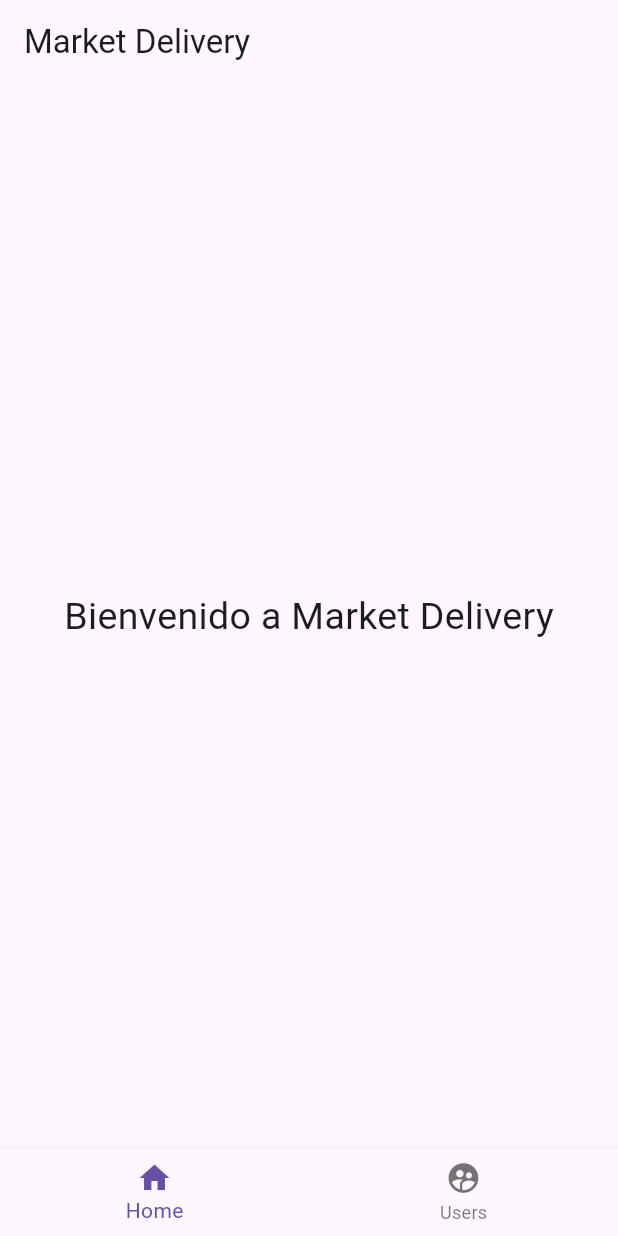
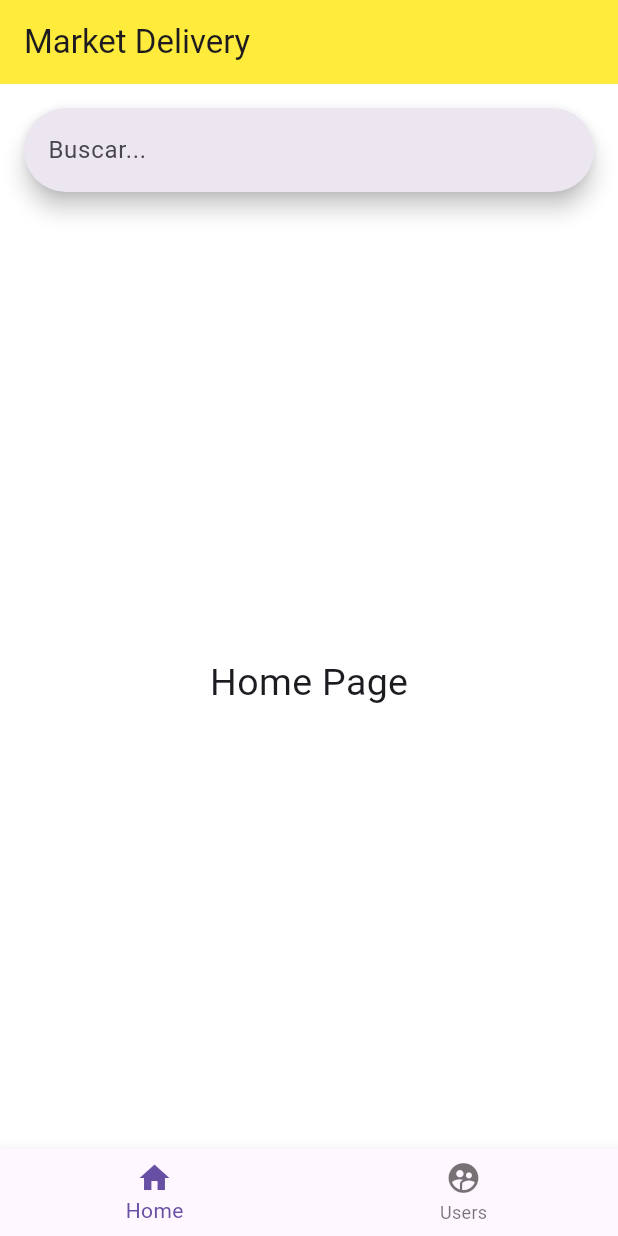
Before and after one commit to Andresg3016/proyectoflutter, a Flutter app: the screen it shows after launch, on a phone screen of 412 x 824 dp. Run offline on Flutter 3.47's test engine with Material 3 defaults, Android fonts, the phone set to English and light mode, and no system bars.

Commit message:
navegación entre páginas

```diff
--- a/lib/main.dart
+++ b/lib/main.dart
@@ -1,3 +1,5 @@
+import 'package:aplicacion/pages/PaginaHome.dart';
+import 'package:aplicacion/pages/PaginaUsers.dart';
 import 'package:flutter/material.dart';
 
 void main() => runApp(MyApp());
@@ -9,20 +11,19 @@ class MyApp extends StatefulWidget {
 
 class _MyAppState extends State<MyApp> {
   int _paginaActual = 0;
+
+  List<Widget> _paginas = [PaginaHome(), PaginaUsers()];
   @override
   Widget build(BuildContext context) {
     return MaterialApp(
+      debugShowCheckedModeBanner: false,
       title: 'Proyecto Flutter Scrum 3',
       home: Scaffold(
-        appBar: AppBar(title: Text('Market Delivery')),
-        body: Center(
-          child: Container(
-            child: Text(
-              'Bienvenido a Market Delivery',
-              style: TextStyle(fontSize: 25),
-            ),
-          ),
+        appBar: AppBar(
+          backgroundColor: Colors.yellow,
+          title: Text('Market Delivery'),
         ),
+        body: _paginas[_paginaActual],
         bottomNavigationBar: BottomNavigationBar(
           onTap: (index) {
             setState(() {
--- /dev/null
+++ b/lib/pages/PaginaHome.dart
@@ -0,0 +1,25 @@
+import 'package:flutter/material.dart';
+
+class PaginaHome extends StatelessWidget {
+  const PaginaHome({Key? key}) : super(key: key);
+
+  @override
+  Widget build(BuildContext context) {
+    return Container(
+      color: Colors.white,
+      child: Column(
+        children: [
+          Padding(
+            padding: EdgeInsets.all(16),
+            child: SearchBar(hintText: 'Buscar...'),
+          ),
+          Expanded(
+            child: Center(
+              child: Text('Home Page', style: TextStyle(fontSize: 25)),
+            ),
+          ),
+        ],
+      ),
+    );
+  }
+}
--- /dev/null
+++ b/lib/pages/PaginaUsers.dart
@@ -0,0 +1,13 @@
+import 'package:flutter/material.dart';
+
+class PaginaUsers extends StatelessWidget {
+  const PaginaUsers({Key? key}) : super(key: key);
+
+  @override
+  Widget build(BuildContext context) {
+    return Container(
+      color: Colors.white,
+      child: Center(child: Text('Users Page', style: TextStyle(fontSize: 25))),
+    );
+  }
+}
```
